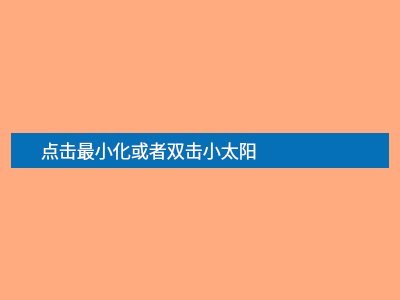
This is examples/QBasicUiKitDemo/form/miniiconwidgetdemo.ui in daodaoliang/QDaodaoliang as Qt 5 draws it before an edit. The edited form follows.
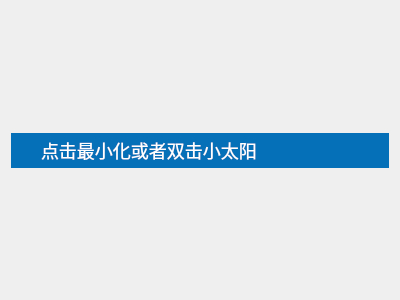
This is the edited form.

```diff
--- a/examples/QBasicUiKitDemo/form/miniiconwidgetdemo.ui
+++ b/examples/QBasicUiKitDemo/form/miniiconwidgetdemo.ui
@@ -14,7 +14,7 @@
    <string>Form</string>
   </property>
   <property name="styleSheet">
-   <string notr="true">background-color: rgb(255, 170, 127);</string>
+   <string notr="true"/>
   </property>
   <layout class="QVBoxLayout" name="verticalLayout">
    <item>
```
